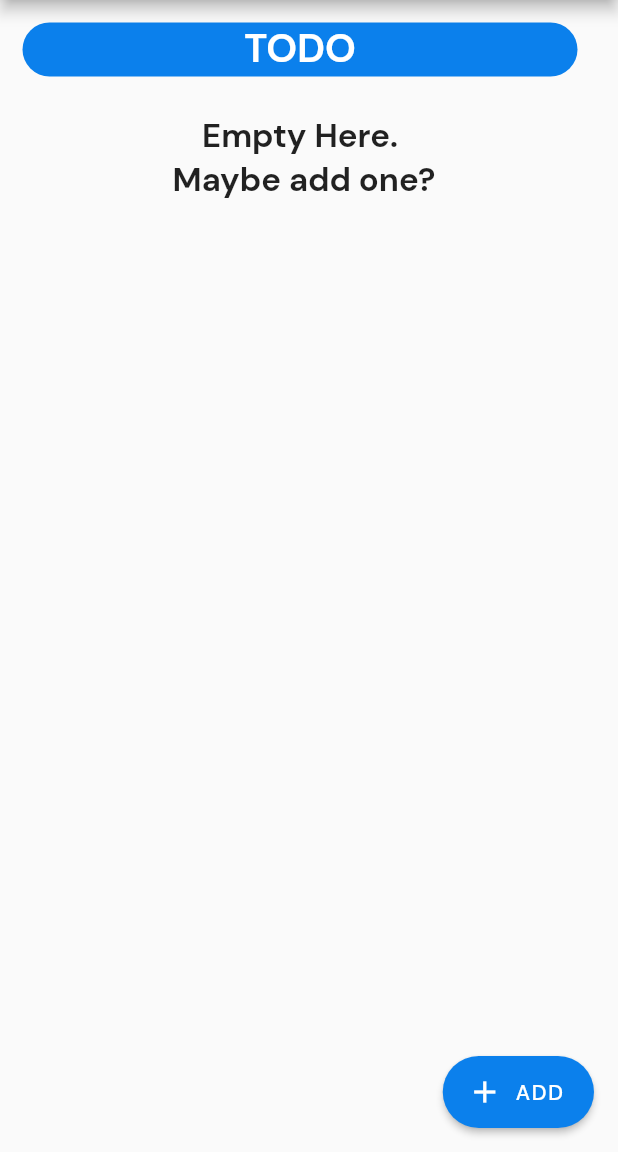
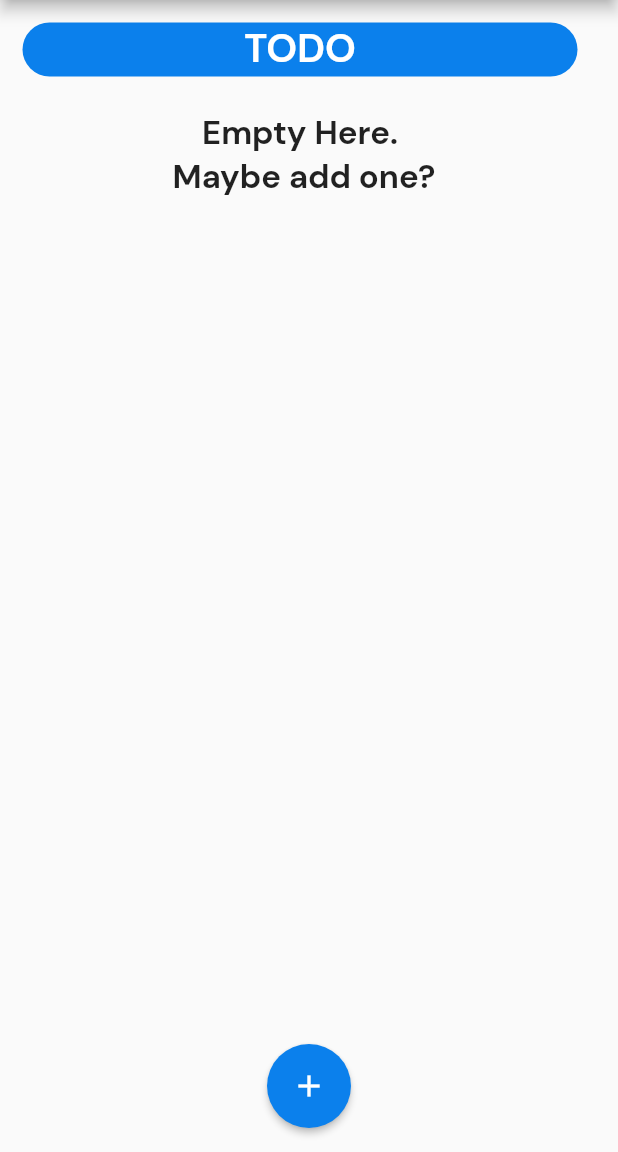
Before and after one commit to ahmadrafidev/habit-tracker, a Flutter app: the HomeScreen screen opened by its route, on a phone screen of 412 x 824 dp, the part 84-1236 px from its top. Run offline on Flutter 3.47's test engine with Material 2 defaults, Android fonts, the light colour scheme and no system bars; our stand-ins replace circular_countdown_timer, google_fonts, persistent_bottom_nav_bar, rflutter_alert, table_calendar.

Commit message:
finishing home page. todo: calendar page event

```diff
--- a/lib/screens/calendar_screen.dart
+++ b/lib/screens/calendar_screen.dart
@@ -1,8 +1,6 @@
 import 'package:flutter/material.dart';
-import 'package:habittracker/models/todo.dart';
 import 'package:table_calendar/table_calendar.dart';
 
-import '../widget/todo_list.dart';
 
 class CalendarScreen extends StatefulWidget {
   static const routeName = '/calendar';
@@ -30,7 +28,7 @@ class _CalendarScreenState extends State<CalendarScreen> {
         backgroundColor: const Color.fromRGBO(11, 128, 236, 1),
         centerTitle: true,
         title: const Text(
-          "Calendar Page",
+          "Calendar",
           style: TextStyle(
             fontFamily: 'DMSans',
             fontSize: 28,
--- a/lib/screens/home_screen.dart
+++ b/lib/screens/home_screen.dart
@@ -68,11 +68,10 @@ class _HomeScreenState extends State<HomeScreen> {
             ],
           ),
         ),
-        floatingActionButtonLocation: FloatingActionButtonLocation.endFloat,
-        floatingActionButton: FloatingActionButton.extended(
+        floatingActionButtonLocation: FloatingActionButtonLocation.centerFloat,
+        floatingActionButton: FloatingActionButton(
           elevation: 2,
-          label: const Text('ADD'),
-          icon: const Icon(Icons.add),
+          child: const Icon(Icons.add),
           onPressed: () => _startAddNewTodo(context),
           backgroundColor: const Color.fromRGBO(11, 128, 236, 1),
         )
--- a/lib/screens/timer_screen.dart
+++ b/lib/screens/timer_screen.dart
@@ -22,7 +22,7 @@ class _TimerScreenState extends State<TimerScreen> {
         backgroundColor: const Color.fromRGBO(11, 128, 236, 1),
         centerTitle: true,
         title: const Text(
-          "Timer",
+          "Pomodoro",
           style: TextStyle(
               fontFamily: 'DMSans',
               fontSize: 28,
--- a/lib/widget/todo_list.dart
+++ b/lib/widget/todo_list.dart
@@ -39,10 +39,11 @@ class ToDoList extends StatelessWidget {
             ),
           ),
           const SizedBox(
-            height: 10,
+            height: 8,
           ),
-          Container(
-            height: 485,
+          SingleChildScrollView(
+            child: Container(
+              height: 550,
               child: todo.isEmpty
                   ? Column(
                       children: const <Widget>[
@@ -85,6 +86,8 @@ class ToDoList extends StatelessWidget {
                 },
               ),
             ),
+          ),
+          const SizedBox(height:10),
         ],
       ),
     );
```
Lines whose indentation alone changed are shown as unchanged.
